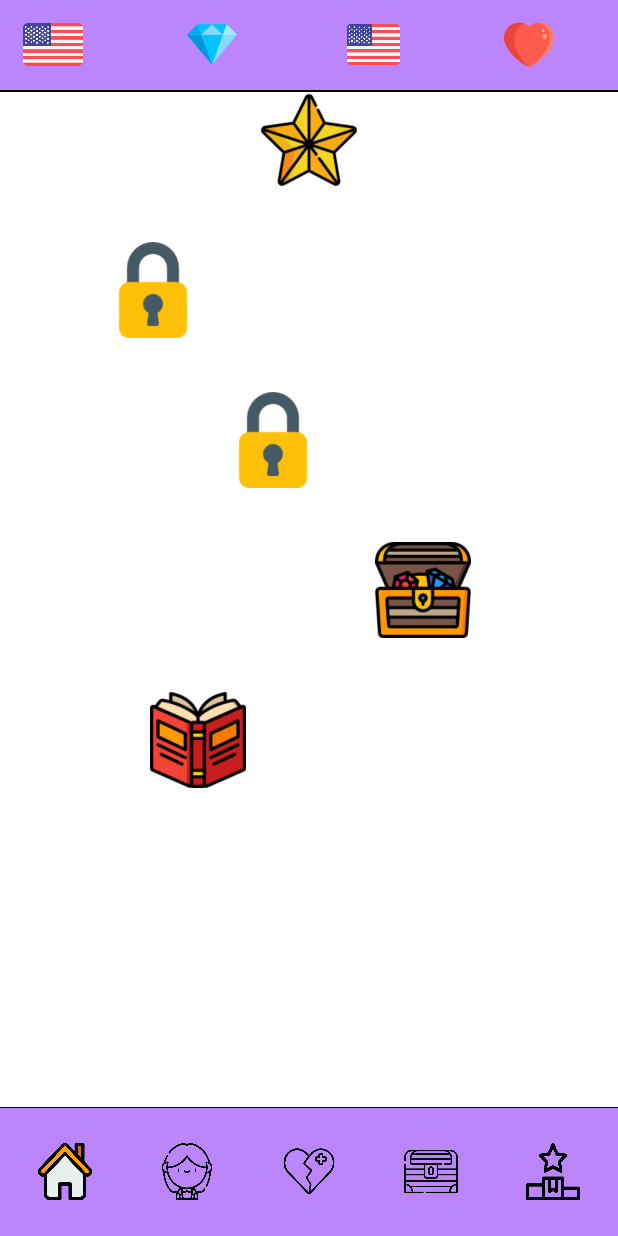
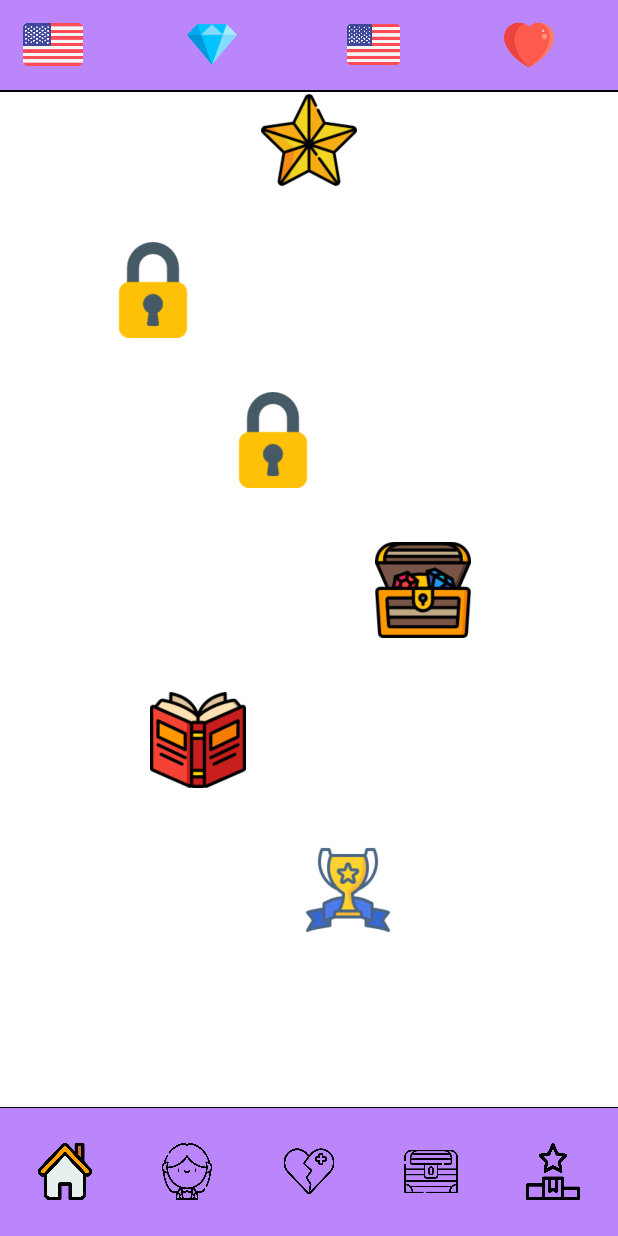
Before and after one commit to ngtruongvnu/EngKid, an Android app: the screen it shows after launch (MenuManager), on a phone screen of 412 x 824 dp. Run offline under Robolectric (Android 15) with nearby library versions, the phone set to English and light mode, and no system bars.

Commit message:
dev_truong

```diff
--- a/app/build.gradle
+++ b/app/build.gradle
@@ -33,6 +33,7 @@ dependencies {
     implementation 'androidx.appcompat:appcompat:1.5.1'
     implementation 'com.google.android.material:material:1.7.0'
     implementation 'androidx.constraintlayout:constraintlayout:2.1.4'
+    implementation 'androidx.fragment:fragment:1.4.1'
     testImplementation 'junit:junit:4.13.2'
     androidTestImplementation 'androidx.test.ext:junit:1.1.3'
     androidTestImplementation 'androidx.test.espresso:espresso-core:3.4.0'
--- a/app/src/main/res/layout/fragment_home.xml
+++ b/app/src/main/res/layout/fragment_home.xml
@@ -55,4 +55,14 @@
         android:scaleType="fitCenter"
         android:src="@drawable/book" />
 
+    <ImageButton
+        android:id="@+id/trophyBtn"
+        android:layout_width="64dp"
+        android:layout_height="64dp"
+        android:layout_marginLeft="200dp"
+        android:layout_marginTop="500dp"
+        android:background="@android:color/transparent"
+        android:scaleType="fitCenter"
+        android:src="@drawable/trophy" />
+
 </FrameLayout>
```
